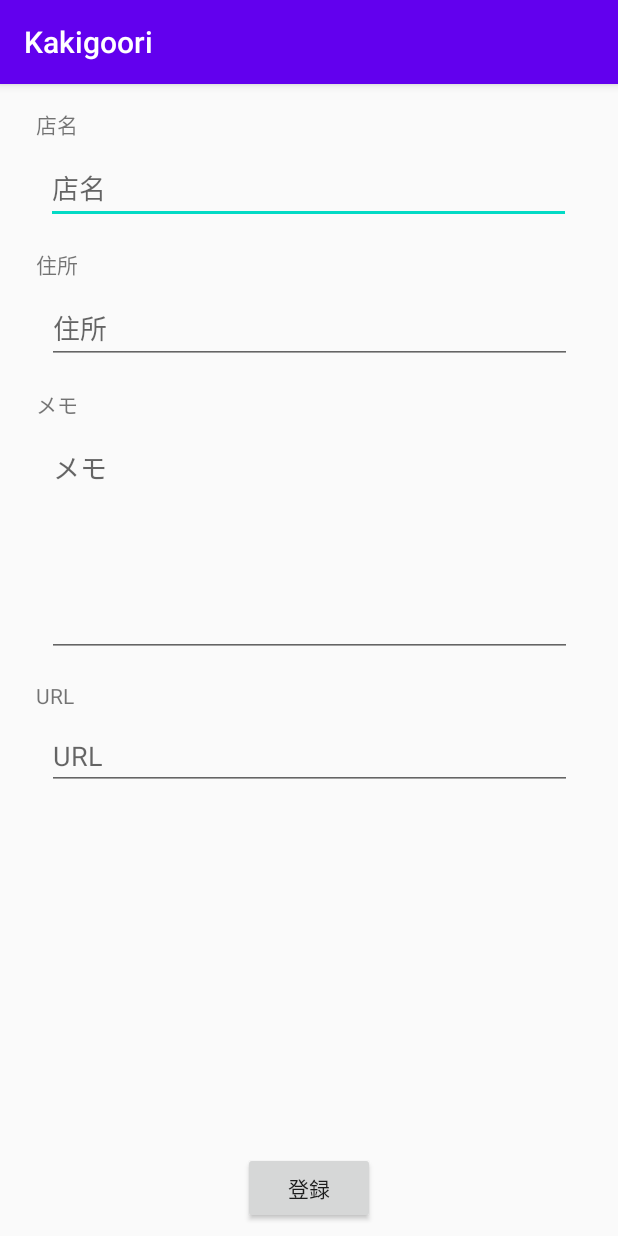
After one commit to MayuWaka/kakigoori, an Android app: the ShopFormActivity screen opened directly, with no data from a screen before it, on a phone screen of 412 x 824 dp. The commit adds this screen. Run offline under Robolectric (Android 15) with nearby library versions, the phone set to English and light mode, and no system bars.

Commit message:
かき氷店情報入力フォーム登録できない

```diff
--- a/app/src/main/AndroidManifest.xml
+++ b/app/src/main/AndroidManifest.xml
@@ -10,6 +10,7 @@
         android:roundIcon="@mipmap/ic_launcher_round"
         android:supportsRtl="true"
         android:theme="@style/AppTheme">
+        <activity android:name=".ShopFormActivity"></activity>
         <activity android:name=".MainActivity">
             <intent-filter>
                 <action android:name="android.intent.action.MAIN" />
--- a/app/src/main/java/app/wakayama/tama/kakigoori/MainActivity.kt
+++ b/app/src/main/java/app/wakayama/tama/kakigoori/MainActivity.kt
@@ -1,5 +1,6 @@
 package app.wakayama.tama.kakigoori
 
+import android.content.Intent
 import androidx.appcompat.app.AppCompatActivity
 import android.os.Bundle
 import android.view.View
@@ -32,8 +33,25 @@ class MainActivity : AppCompatActivity() {
         //FloatingActionButtonの動作実装
         val fab: View = findViewById(R.id.fab)
         fab.setOnClickListener { view ->
-            Snackbar.make(view, "Fabを押しました！", Snackbar.LENGTH_LONG)
-                .setAction("Action", null).show()
+//            Snackbar.make(view, "Fabを押しました！", Snackbar.LENGTH_LONG)
+//                .setAction("Action", null).show()
+            val shopform = Intent(this, ShopFormActivity::class.java)
+            shopform.putExtra("shopname", "")
+            shopform.putExtra("shopaddress", "")
+            shopform.putExtra("memo", "")
+            shopform.putExtra("url", "")
+
+            //お店の情報の登録画面を呼び出す
+            startActivity(shopform)
+
+            //お店の情報の登録画面で設定された値を取り出す
+            val name = shopform.getStringExtra("shopname")
+            val add = shopform.getStringExtra("shopaddress")
+            val memo = shopform.getStringExtra("shopaddress")
+            val url = shopform.getStringExtra("url")
+
+            //データベースへ登録
+            create(R.drawable.ic_launcher_background, name, add)
         }
 
         val adapter =
--- /dev/null
+++ b/app/src/main/java/app/wakayama/tama/kakigoori/ShopFormActivity.kt
@@ -0,0 +1,28 @@
+package app.wakayama.tama.kakigoori
+
+import androidx.appcompat.app.AppCompatActivity
+import android.os.Bundle
+import kotlinx.android.synthetic.main.activity_shop_form.*
+
+class ShopFormActivity : AppCompatActivity() {
+    override fun onCreate(savedInstanceState: Bundle?) {
+        super.onCreate(savedInstanceState)
+        setContentView(R.layout.activity_shop_form)
+
+        //登録ボタンが押された時に
+        addButton.setOnClickListener {
+            intent.putExtra("shopname", editTextShopName.text)
+            intent.putExtra("shopaddress", editTextPostalAddress.text)
+            intent.putExtra("memo", editTextMemo.text)
+            intent.putExtra("url", editTextUrl.text)
+
+//            val name = intent.getStringExtra("shopname")
+//            val add = intent.getStringExtra("shopaddress")
+//            val memo = intent.getStringExtra("shopaddress")
+//            val url = intent.getStringExtra("url")
+
+            // 画面を閉じる
+            finish()
+        }
+    }
+}
--- /dev/null
+++ b/app/src/main/res/layout/activity_shop_form.xml
@@ -0,0 +1,109 @@
+<?xml version="1.0" encoding="utf-8"?>
+<androidx.constraintlayout.widget.ConstraintLayout xmlns:android="http://schemas.android.com/apk/res/android"
+    xmlns:app="http://schemas.android.com/apk/res-auto"
+    xmlns:tools="http://schemas.android.com/tools"
+    android:layout_width="match_parent"
+    android:layout_height="match_parent"
+    tools:context=".ShopFormActivity">
+
+    <TextView
+        android:id="@+id/textView2"
+        android:layout_width="wrap_content"
+        android:layout_height="wrap_content"
+        android:layout_marginStart="24dp"
+        android:layout_marginTop="16dp"
+        android:text="店名"
+        app:layout_constraintStart_toStartOf="parent"
+        app:layout_constraintTop_toTopOf="parent" />
+
+    <EditText
+        android:id="@+id/editTextShopName"
+        android:layout_width="350dp"
+        android:layout_height="wrap_content"
+        android:layout_marginTop="8dp"
+        android:ems="10"
+        android:hint="店名"
+        android:inputType="textPersonName"
+        app:layout_constraintEnd_toEndOf="parent"
+        app:layout_constraintHorizontal_bias="0.491"
+        app:layout_constraintStart_toStartOf="parent"
+        app:layout_constraintTop_toBottomOf="@+id/textView2" />
+
+    <TextView
+        android:id="@+id/textView3"
+        android:layout_width="wrap_content"
+        android:layout_height="wrap_content"
+        android:layout_marginStart="24dp"
+        android:layout_marginTop="16dp"
+        android:text="住所"
+        app:layout_constraintStart_toStartOf="parent"
+        app:layout_constraintTop_toBottomOf="@+id/editTextShopName" />
+
+    <EditText
+        android:id="@+id/editTextPostalAddress"
+        android:layout_width="350dp"
+        android:layout_height="wrap_content"
+        android:layout_marginTop="8dp"
+        android:ems="10"
+        android:hint="住所"
+        android:inputType="textPostalAddress"
+        app:layout_constraintEnd_toEndOf="parent"
+        app:layout_constraintStart_toStartOf="parent"
+        app:layout_constraintTop_toBottomOf="@+id/textView3" />
+
+    <Button
+        android:id="@+id/addButton"
+        android:layout_width="wrap_content"
+        android:layout_height="wrap_content"
+        android:layout_marginBottom="8dp"
+        android:text="登録"
+        app:layout_constraintBottom_toBottomOf="parent"
+        app:layout_constraintEnd_toEndOf="parent"
+        app:layout_constraintStart_toStartOf="parent" />
+
+    <EditText
+        android:id="@+id/editTextMemo"
+        android:layout_width="350dp"
+        android:layout_height="150dp"
+        android:layout_marginTop="8dp"
+        android:ems="10"
+        android:gravity="start|top"
+        android:hint="メモ"
+        android:inputType="textMultiLine"
+        app:layout_constraintEnd_toEndOf="parent"
+        app:layout_constraintStart_toStartOf="parent"
+        app:layout_constraintTop_toBottomOf="@+id/textView4" />
+
+    <EditText
+        android:id="@+id/editTextUrl"
+        android:layout_width="350dp"
+        android:layout_height="wrap_content"
+        android:layout_marginTop="8dp"
+        android:ems="10"
+        android:hint="URL"
+        android:inputType="textPersonName"
+        app:layout_constraintEnd_toEndOf="parent"
+        app:layout_constraintStart_toStartOf="parent"
+        app:layout_constraintTop_toBottomOf="@+id/textView5" />
+
+    <TextView
+        android:id="@+id/textView4"
+        android:layout_width="wrap_content"
+        android:layout_height="wrap_content"
+        android:layout_marginStart="24dp"
+        android:layout_marginTop="16dp"
+        android:text="メモ"
+        app:layout_constraintStart_toStartOf="parent"
+        app:layout_constraintTop_toBottomOf="@+id/editTextPostalAddress" />
+
+    <TextView
+        android:id="@+id/textView5"
+        android:layout_width="wrap_content"
+        android:layout_height="wrap_content"
+        android:layout_marginStart="24dp"
+        android:layout_marginTop="16dp"
+        android:text="URL"
+        app:layout_constraintStart_toStartOf="parent"
+        app:layout_constraintTop_toBottomOf="@+id/editTextMemo" />
+
+</androidx.constraintlayout.widget.ConstraintLayout>
```
